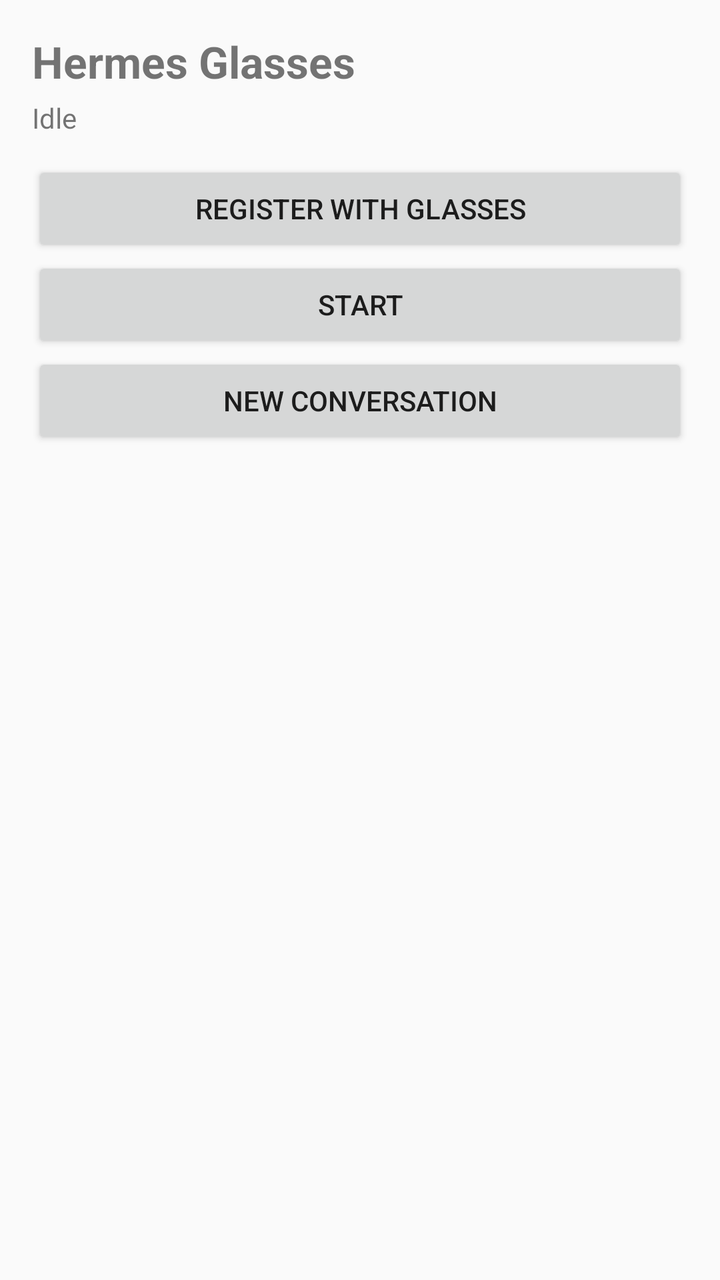
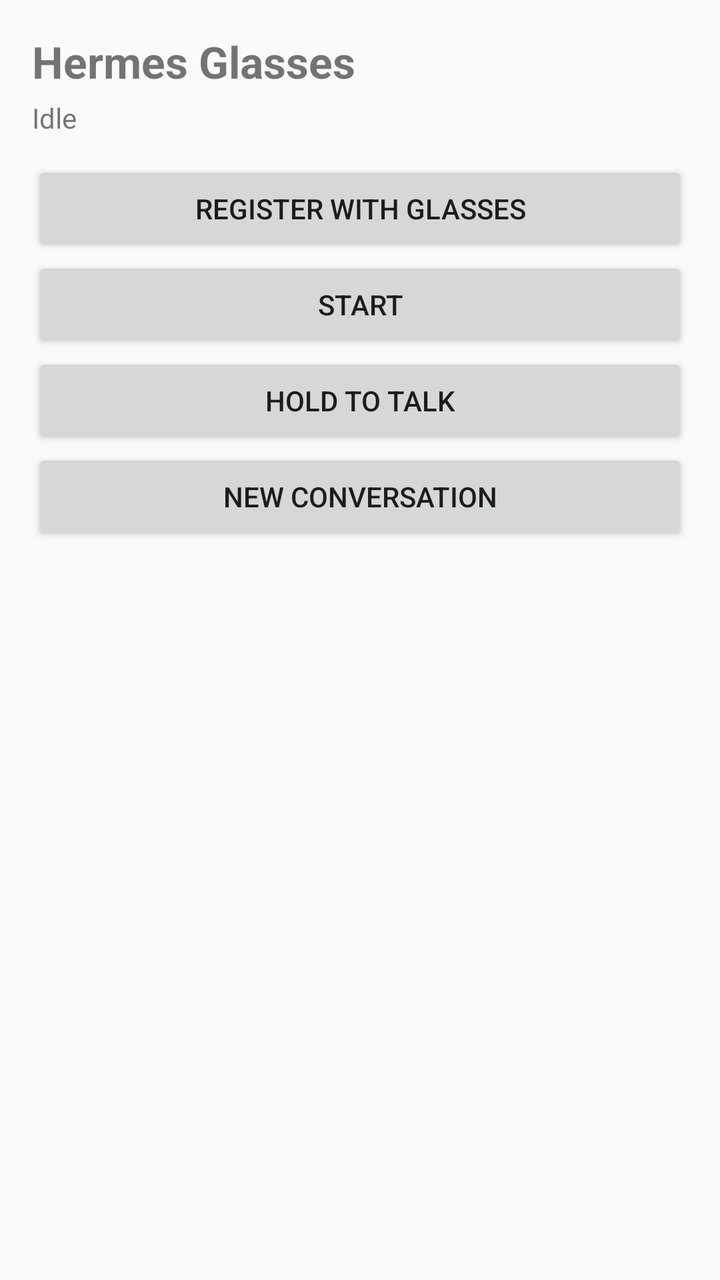

Screens rendered from an Android XML layout before and after an edit, with the pre-edit source and the edit as a unified diff.
<!-- AndroidManifest.xml: activity theme Theme.HermesGlasses -->
<!-- res/layout/activity_main.xml -->
<?xml version="1.0" encoding="utf-8"?>
<ScrollView xmlns:android="http://schemas.android.com/apk/res/android"
    android:layout_width="match_parent"
    android:layout_height="match_parent"
    android:padding="16dp">

    <LinearLayout
        android:layout_width="match_parent"
        android:layout_height="wrap_content"
        android:orientation="vertical">

        <TextView
            android:layout_width="match_parent"
            android:layout_height="wrap_content"
            android:text="Hermes Glasses"
            android:textSize="22sp"
            android:textStyle="bold"
            android:paddingBottom="4dp" />

        <TextView
            android:id="@+id/status"
            android:layout_width="match_parent"
            android:layout_height="wrap_content"
            android:text="Idle"
            android:paddingBottom="12dp" />

        <Button
            android:id="@+id/register"
            android:layout_width="match_parent"
            android:layout_height="wrap_content"
            android:text="Register with glasses" />

        <Button
            android:id="@+id/toggle"
            android:layout_width="match_parent"
            android:layout_height="wrap_content"
            android:text="Start" />

        <Button
            android:id="@+id/reset_session"
            android:layout_width="match_parent"
            android:layout_height="wrap_content"
            android:text="New conversation" />

        <TextView
            android:id="@+id/transcript"
            android:layout_width="match_parent"
            android:layout_height="wrap_content"
            android:paddingTop="16dp"
            android:textIsSelectable="true" />
    </LinearLayout>
</ScrollView>
<!-- resources referenced by this layout -->
<resources>
  <style name="Theme.HermesGlasses" parent="Theme.AppCompat.DayNight.NoActionBar" />
</resources>

<!-- the commit's change to res/layout/activity_main.xml (unified diff, before → after) -->
@@ -37,6 +37,12 @@
             android:text="Start" />
 
         <Button
+            android:id="@+id/talk"
+            android:layout_width="match_parent"
+            android:layout_height="wrap_content"
+            android:text="Hold to talk" />
+
+        <Button
             android:id="@+id/reset_session"
             android:layout_width="match_parent"
             android:layout_height="wrap_content"
